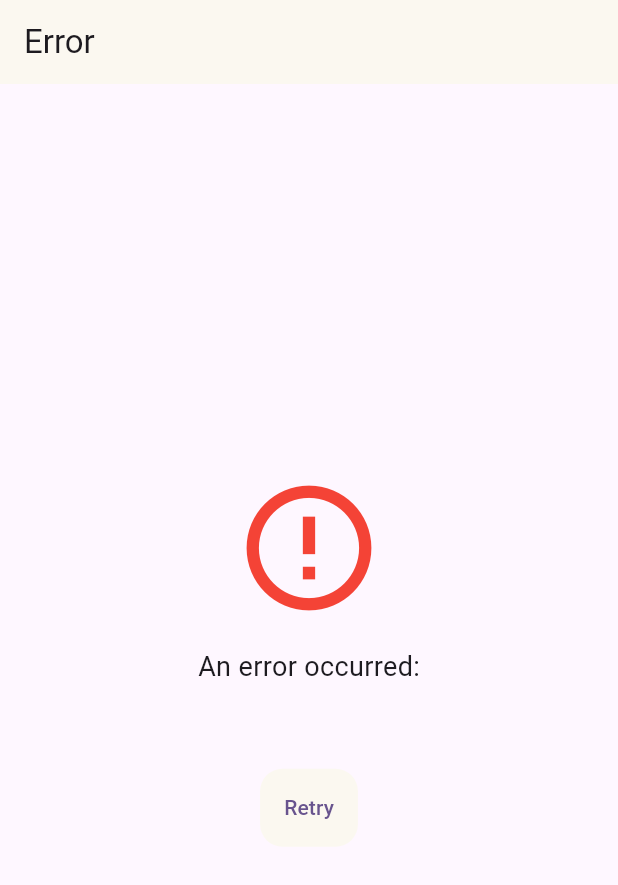
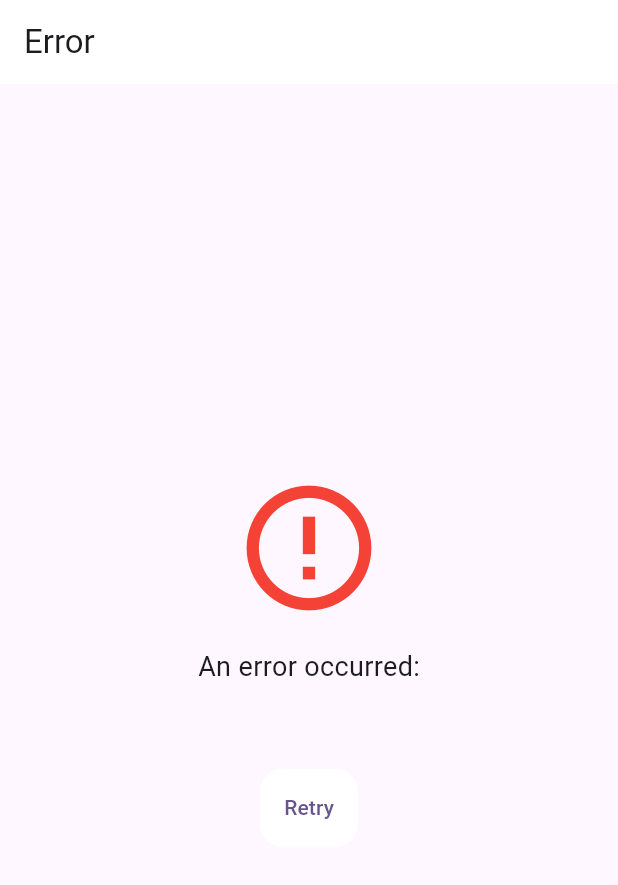
Before and after one commit to Shafiq-Services/webview-template, a Flutter app: the CustomErrorScreen screen opened directly with empty values, on a phone screen of 412 x 824 dp. Shown: the top 885 px of the screen. Run offline on Flutter 3.47's test engine with Material 3 defaults, Android fonts, the phone set to English and light mode, and no system bars; our stand-ins replace connectivity_plus, dio, geolocator, in_app_purchase, permission_handler, shared_preferences; missing offline and left inert: flutter_inappwebview, media_store_plus; accounts and stored records are empty; statements that could not run were skipped; project files that could hold a hidden picture were left out.

Commit message:
Updated Code

```diff
--- a/lib/constants/my_app_colors.dart
+++ b/lib/constants/my_app_colors.dart
@@ -1,8 +1,8 @@
 import 'package:flutter/material.dart';
 
 class MyColors {
-  static const kprimaryColor = Color(0xfffbf8f0);
-  static const kmainColor = Color(0xfffbf8f0);
+  static const kprimaryColor = Color.fromARGB(255, 255, 255, 255);
+  static const kmainColor = Color.fromARGB(255, 255, 255, 255);
   static const ksecondaryColor = Color.fromARGB(255, 0, 0, 0);
   static const konboardingBgColor = Colors.white;
 }
--- a/lib/view/screens/splash_onboarding/custom_splash_screen.dart
+++ b/lib/view/screens/splash_onboarding/custom_splash_screen.dart
@@ -38,7 +38,7 @@ class _SplashScreenState extends State<SplashScreen> {
   @override
   Widget build(BuildContext context) {
     return Scaffold(
-      backgroundColor: Color(0xfff7f7f7),
+      backgroundColor: MyColors.konboardingBgColor,
       body: Center(
         child: Column(
           mainAxisAlignment: MainAxisAlignment.center,
```
Also changed, not shown: 2 other files.
